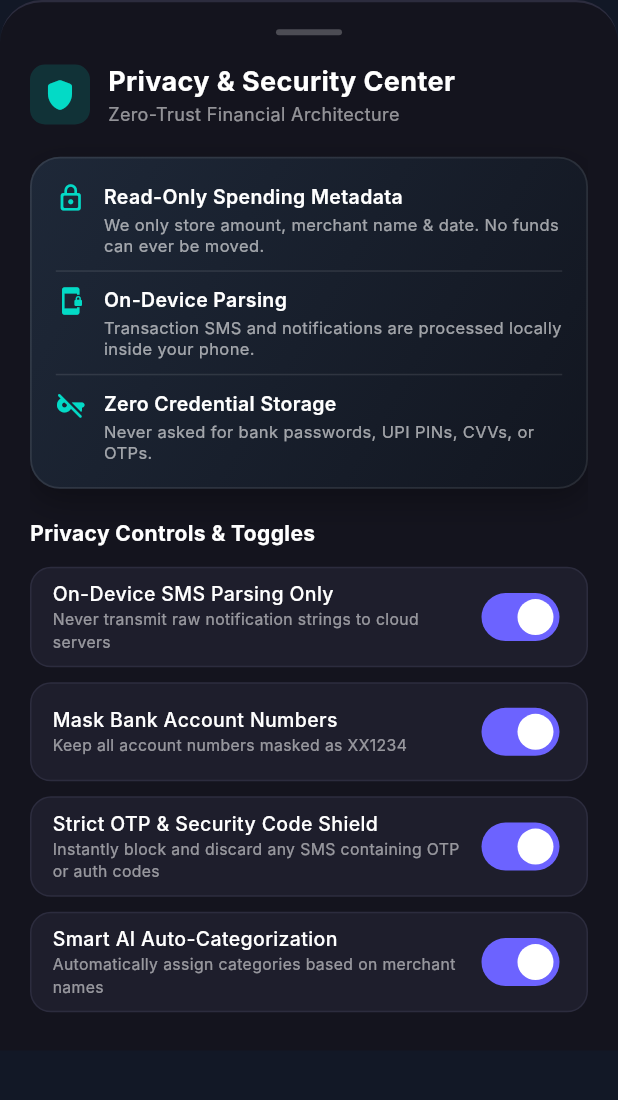
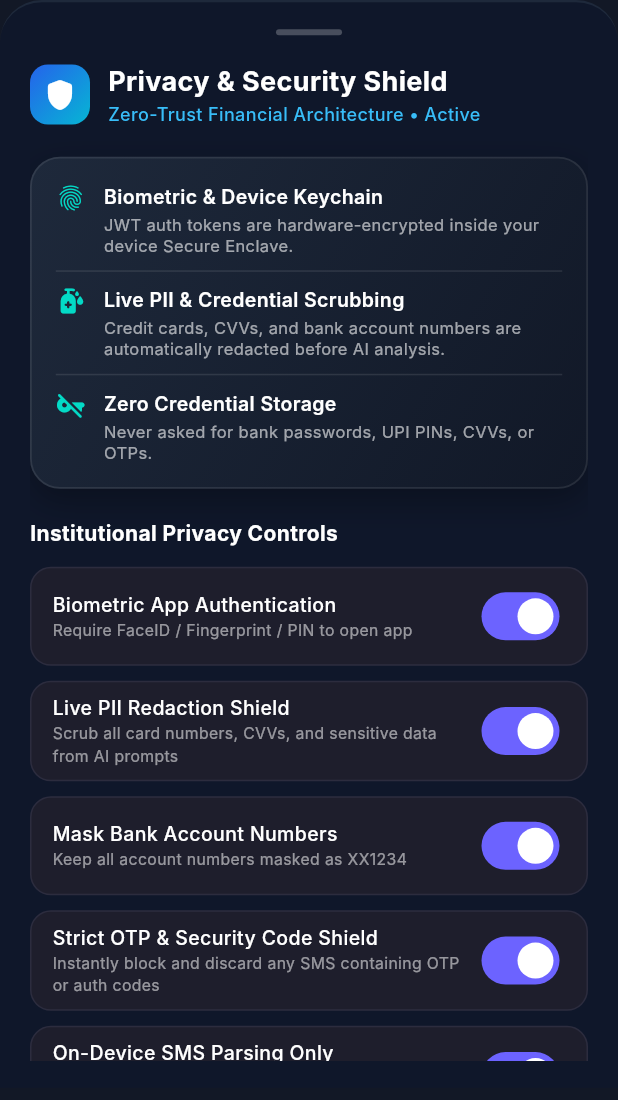
Before and after one commit to sadhanachaudhary/AI-Finance-Assistant, a Flutter app: the PrivacySecuritySheet widget shown alone on an empty page, opened directly, on a phone screen of 412 x 824 dp. Shown: the top 1100 px of the screen. Run offline on Flutter 3.47's test engine with Material 3 defaults, Android fonts, the phone set to English and light mode, and no system bars; our stand-ins replace dio, fl_chart, flutter_riverpod, flutter_secure_storage, freezed_annotation, go_router; accounts and stored records are empty; network calls fail; Roboto replaces fonts that are missing (Inter).

Commit message:
feat(security): add PiiRedactorService for automated credential scrubbing and biometric controls

```diff
--- a/mobile/lib/features/profile/ui/privacy_security_sheet.dart
+++ b/mobile/lib/features/profile/ui/privacy_security_sheet.dart
@@ -22,18 +22,32 @@ class _PrivacySecuritySheetState extends State<PrivacySecuritySheet> {
   bool _maskAccounts = true;
   bool _autoRejectOtp = true;
   bool _aiCategorization = true;
+  bool _biometricLock = true;
+  bool _piiSanitization = true;
+
+  void _showFeedback(String message) {
+    ScaffoldMessenger.of(context).showSnackBar(
+      SnackBar(
+        content: Text(message, style: const TextStyle(fontWeight: FontWeight.w600, color: Colors.white)),
+        backgroundColor: const Color(0xFF1E293B),
+        behavior: SnackBarBehavior.floating,
+        shape: RoundedRectangleBorder(borderRadius: BorderRadius.circular(12)),
+        duration: const Duration(milliseconds: 1500),
+      ),
+    );
+  }
 
   @override
   Widget build(BuildContext context) {
     return Container(
       constraints: BoxConstraints(
-        maxHeight: MediaQuery.of(context).size.height * 0.85,
+        maxHeight: MediaQuery.of(context).size.height * 0.88,
       ),
       padding: const EdgeInsets.symmetric(horizontal: 20, vertical: 18),
       decoration: const BoxDecoration(
-        color: Color(0xFF14141E),
+        color: Color(0xFF0F172A),
         borderRadius: BorderRadius.vertical(top: Radius.circular(28)),
-        border: Border(top: BorderSide(color: Color(0xFF2C2C3E), width: 1.5)),
+        border: Border(top: BorderSide(color: Color(0xFF1E293B), width: 1.5)),
       ),
       child: SingleChildScrollView(
         child: Column(
@@ -55,17 +69,21 @@ class _PrivacySecuritySheetState extends State<PrivacySecuritySheet> {
                 Container(
                   padding: const EdgeInsets.all(8),
                   decoration: BoxDecoration(
-                    color: const Color(0xFF03DAC6).withValues(alpha: 0.15),
-                    borderRadius: BorderRadius.circular(10),
+                    gradient: const LinearGradient(
+                      colors: [Color(0xFF2563EB), Color(0xFF06B6D4)],
+                      begin: Alignment.topLeft,
+                      end: Alignment.bottomRight,
+                    ),
+                    borderRadius: BorderRadius.circular(12),
                   ),
-                  child: const Icon(Icons.shield_rounded, color: Color(0xFF03DAC6), size: 24),
+                  child: const Icon(Icons.shield_rounded, color: Colors.white, size: 24),
                 ),
                 const SizedBox(width: 12),
                 const Column(
                   crossAxisAlignment: CrossAxisAlignment.start,
                   children: [
                     Text(
-                      'Privacy & Security Center',
+                      'Privacy & Security Shield',
                       style: TextStyle(
                         fontSize: 18,
                         fontWeight: FontWeight.bold,
@@ -73,8 +91,8 @@ class _PrivacySecuritySheetState extends State<PrivacySecuritySheet> {
                       ),
                     ),
                     Text(
-                      'Zero-Trust Financial Architecture',
-                      style: TextStyle(fontSize: 12, color: Colors.white54),
+                      'Zero-Trust Financial Architecture • Active',
+                      style: TextStyle(fontSize: 12, color: Color(0xFF38BDF8), fontWeight: FontWeight.w500),
                     ),
                   ],
                 ),
@@ -85,19 +103,19 @@ class _PrivacySecuritySheetState extends State<PrivacySecuritySheet> {
             // Security Highlights Card
             GlassCard(
               padding: const EdgeInsets.all(16),
-              gradientColors: const [Color(0xFF1E2838), Color(0xFF121620)],
+              gradientColors: const [Color(0xFF1E293B), Color(0xFF111827)],
               child: Column(
                 children: [
                   _buildSecurityRow(
-                    icon: Icons.lock_outline_rounded,
-                    title: 'Read-Only Spending Metadata',
-                    subtitle: 'We only store amount, merchant name & date. No funds can ever be moved.',
+                    icon: Icons.fingerprint_rounded,
+                    title: 'Biometric & Device Keychain',
+                    subtitle: 'JWT auth tokens are hardware-encrypted inside your device Secure Enclave.',
                   ),
                   const Divider(color: Colors.white10, height: 20),
                   _buildSecurityRow(
-                    icon: Icons.phonelink_lock_rounded,
-                    title: 'On-Device Parsing',
-                    subtitle: 'Transaction SMS and notifications are processed locally inside your phone.',
+                    icon: Icons.sanitizer_rounded,
+                    title: 'Live PII & Credential Scrubbing',
+                    subtitle: 'Credit cards, CVVs, and bank account numbers are automatically redacted before AI analysis.',
                   ),
                   const Divider(color: Colors.white10, height: 20),
                   _buildSecurityRow(
@@ -111,16 +129,28 @@ class _PrivacySecuritySheetState extends State<PrivacySecuritySheet> {
             const SizedBox(height: 20),
 
             const Text(
-              'Privacy Controls & Toggles',
+              'Institutional Privacy Controls',
               style: TextStyle(fontSize: 14, fontWeight: FontWeight.bold, color: Colors.white),
             ),
             const SizedBox(height: 12),
 
             _buildToggleTile(
-              title: 'On-Device SMS Parsing Only',
-              subtitle: 'Never transmit raw notification strings to cloud servers',
-              value: _onDeviceOnly,
-              onChanged: (val) => setState(() => _onDeviceOnly = val),
+              title: 'Biometric App Authentication',
+              subtitle: 'Require FaceID / Fingerprint / PIN to open app',
+              value: _biometricLock,
+              onChanged: (val) {
+                setState(() => _biometricLock = val);
+                _showFeedback(val ? '🔒 Biometric Lock Enabled' : '🔓 Biometric Lock Disabled');
+              },
+            ),
+            _buildToggleTile(
+              title: 'Live PII Redaction Shield',
+              subtitle: 'Scrub all card numbers, CVVs, and sensitive data from AI prompts',
+              value: _piiSanitization,
+              onChanged: (val) {
+                setState(() => _piiSanitization = val);
+                _showFeedback(val ? '🛡️ PII Redaction Shield Active' : '⚠️ PII Shield Deactivated');
+              },
             ),
             _buildToggleTile(
               title: 'Mask Bank Account Numbers',
@@ -133,6 +163,12 @@ class _PrivacySecuritySheetState extends State<PrivacySecuritySheet> {
               subtitle: 'Instantly block and discard any SMS containing OTP or auth codes',
               value: _autoRejectOtp,
               onChanged: (val) => setState(() => _autoRejectOtp = val),
+            ),
+            _buildToggleTile(
+              title: 'On-Device SMS Parsing Only',
+              subtitle: 'Never transmit raw notification strings to cloud servers',
+              value: _onDeviceOnly,
+              onChanged: (val) => setState(() => _onDeviceOnly = val),
             ),
             _buildToggleTile(
               title: 'Smart AI Auto-Categorization',
```
Also changed, not shown: 2 other files.
